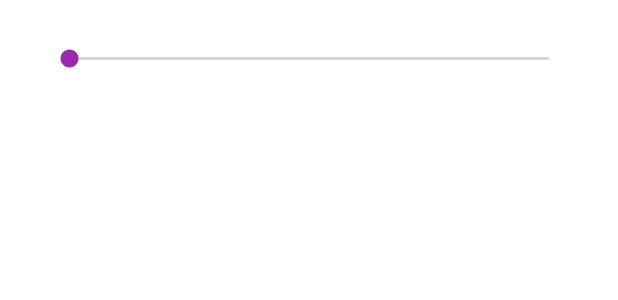
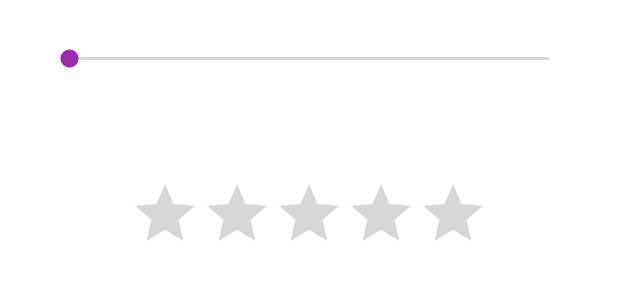
Before and after one commit to AR1610/MyAppgen6to7MT, an Android app: the layout activity_seekbar.xml on its own in the app's theme, with its tools: preview values and no code run, on a phone screen of 412 x 824 dp. Shown: the top 300 px of the screen. Run offline under Robolectric (Android 15) with nearby library versions, the phone set to English and light mode, and no system bars.

```diff
--- a/app/src/main/AndroidManifest.xml
+++ b/app/src/main/AndroidManifest.xml
@@ -15,6 +15,9 @@
         android:supportsRtl="true"
         android:theme="@style/Theme.MyAppgen6to7MT">
         <activity
+            android:name=".SeekbarActivity"
+            android:exported="true" />
+        <activity
             android:name=".ImagePickActivity"
             android:exported="true" />
         <activity
@@ -30,7 +33,7 @@
             android:name=".LinearActivity"
             android:exported="true" />
         <activity
-            android:name=".SeekbarActivity"
+            android:name=".AlertActivity"
             android:exported="true">
             <intent-filter>
                 <action android:name="android.intent.action.MAIN" />
--- a/app/src/main/res/layout/activity_seekbar.xml
+++ b/app/src/main/res/layout/activity_seekbar.xml
@@ -22,4 +22,21 @@
         android:layout_gravity="center"
         android:layout_marginTop="30dp"/>
 
+
+    <RatingBar
+        android:layout_width="wrap_content"
+        android:layout_height="wrap_content"
+        android:id="@+id/ratingbar"
+        android:numStars="5"
+        android:layout_gravity="center"/>
+
+    <TextView
+        android:layout_width="wrap_content"
+        android:layout_height="wrap_content"
+        android:id="@+id/tv_ratingbar"
+        android:textSize="20sp"
+        android:layout_marginTop="20dp"
+        android:textColor="@color/purple_500"
+        android:layout_gravity="center"/>
+
 </LinearLayout>
--- a/app/src/main/res/values/strings.xml
+++ b/app/src/main/res/values/strings.xml
@@ -1,3 +1,4 @@
 <resources>
     <string name="app_name">MyAppgen6to7MT</string>
+    <string name="no">No</string>
 </resources>
```
Also changed, not shown: app/src/main/java/com/myappgen6to7mt/AlertActivity.java (added, +58 -0 lines), app/src/main/java/com/myappgen6to7mt/SeekbarActivity.java (+11 -1 lines), app/src/main/res/layout/activity_alert.xml (added, +19 -0 lines).
